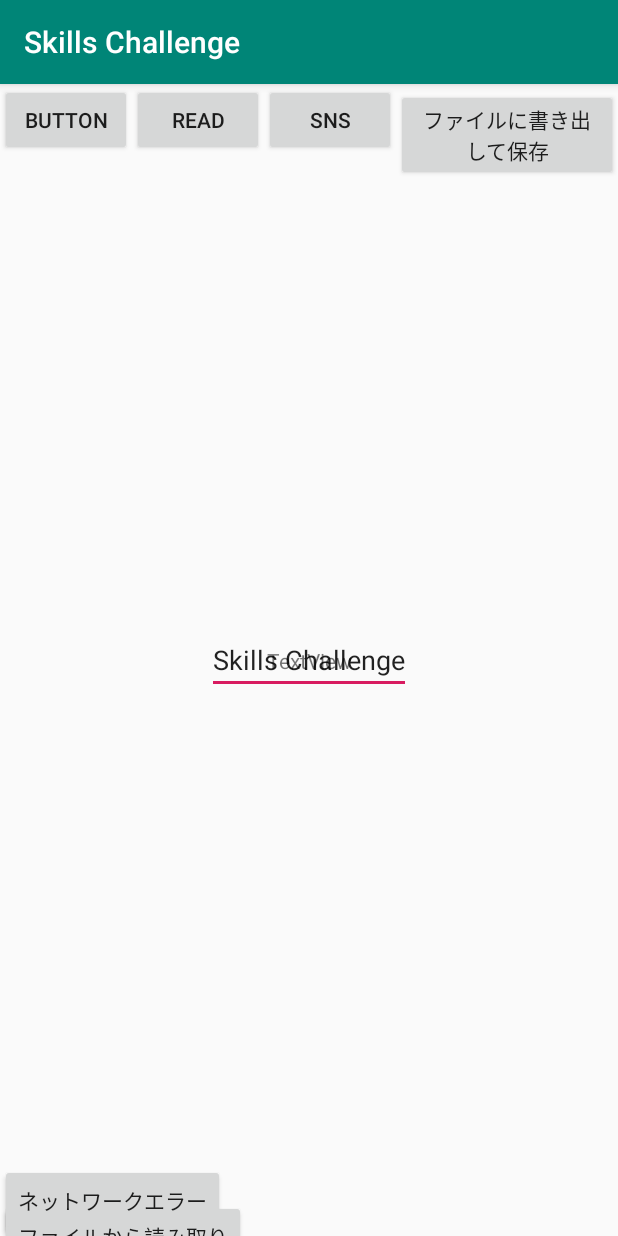
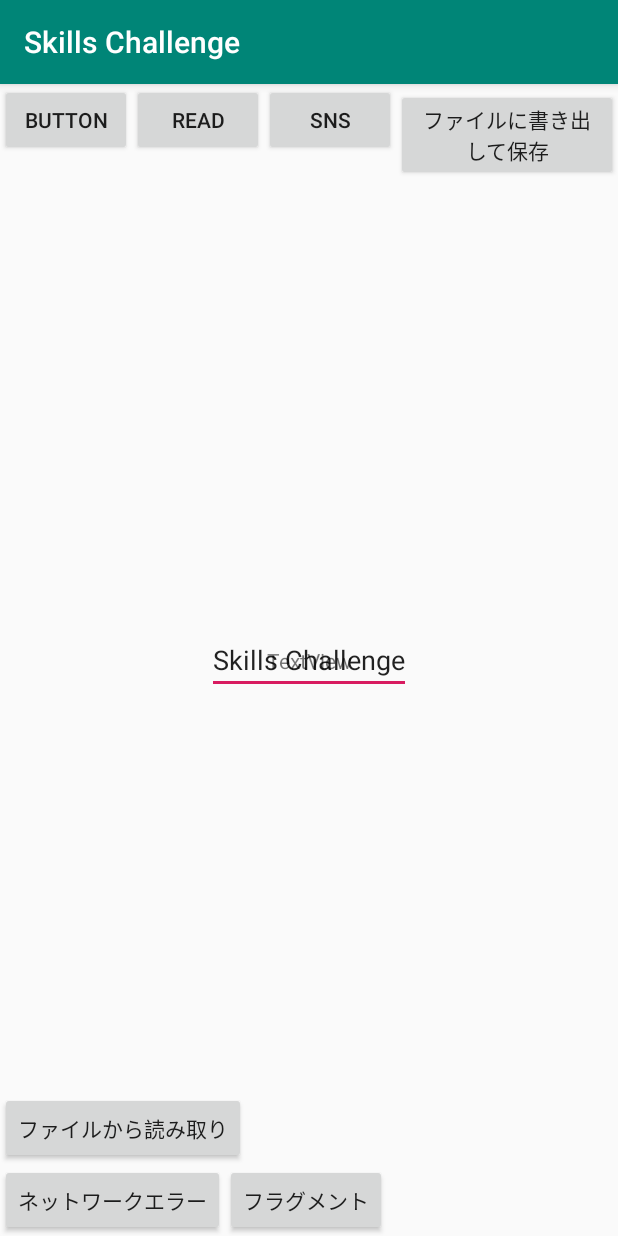
Before and after one commit to kobearen/SkillsChallenge, an Android app: the MainActivity screen opened directly, with no data from a screen before it, on a phone screen of 412 x 824 dp. Run offline under Robolectric (Android 15) with nearby library versions, the phone set to English and light mode, and no system bars.

Commit message:
[update] WebViewで開いているページをChromeでデバッグする

```diff
--- a/app/build.gradle
+++ b/app/build.gradle
@@ -29,6 +29,7 @@ dependencies {
     implementation 'androidx.appcompat:appcompat:1.2.0'
     implementation 'androidx.core:core-ktx:1.3.2'
     implementation 'androidx.constraintlayout:constraintlayout:2.0.4'
+    implementation 'androidx.legacy:legacy-support-v4:1.0.0'
     testImplementation 'junit:junit:4.13.1'
     androidTestImplementation 'androidx.test.ext:junit:1.1.2'
     androidTestImplementation 'androidx.test.espresso:espresso-core:3.3.0'
--- a/app/src/main/java/com/example/skillschallenge/MainActivity.kt
+++ b/app/src/main/java/com/example/skillschallenge/MainActivity.kt
@@ -62,14 +62,19 @@ class MainActivity : AppCompatActivity() {
             }
         }
 
-        // webViewの練習
-        // webView.loadUrl("hhttps://www.google.com/")
-        // loadWebpage()
-        val mBtn = findViewById<Button>(R.id.button)
+        val mBtn = findViewById<Button>(R.id.btn_fragment)
         mBtn.setOnClickListener {
-        // SharedPreferencesの練習
-        // sp.edit().putString("DataString", "sample")
-        // startActivity(share)
+            val webViewFragment = WebViewFragment()
+            val fragmentTransaction = supportFragmentManager.beginTransaction()
+            fragmentTransaction.add(R.id.fragment_container, webViewFragment)
+            fragmentTransaction.commit()
+
+            // SharedPreferencesの練習
+            // sp.edit().putString("DataString", "sample")
+            // startActivity(share)
+            // webViewの練習
+            // webView.loadUrl("hhttps://www.google.com/")
+            // loadWebpage()
         }
 
         val readButton = findViewById<Button>(R.id.readButton)
--- a/app/src/main/res/layout/activity_main.xml
+++ b/app/src/main/res/layout/activity_main.xml
@@ -44,10 +44,8 @@
         android:id="@+id/btnReadFile"
         android:layout_width="wrap_content"
         android:layout_height="wrap_content"
-        app:layout_constraintTop_toBottomOf="@+id/listView"
-        app:layout_constraintBottom_toBottomOf="parent"
+        app:layout_constraintBottom_toTopOf="@+id/btn_network_error"
         app:layout_constraintLeft_toLeftOf="parent"
-
         android:text="ファイルから読み取り" />
 
     <Button
@@ -57,6 +55,14 @@
         app:layout_constraintBottom_toBottomOf="@+id/listView"
         app:layout_constraintLeft_toLeftOf="parent"
         android:text="@string/btn_network_error" />
+
+    <Button
+        android:id="@+id/btn_fragment"
+        android:layout_width="wrap_content"
+        android:layout_height="wrap_content"
+        app:layout_constraintBottom_toBottomOf="@+id/listView"
+        app:layout_constraintLeft_toRightOf="@+id/btn_network_error"
+        android:text="@string/btn_fragment" />
 
     <EditText
         android:id="@+id/editFileSave"
@@ -79,4 +85,15 @@
         app:layout_constraintRight_toRightOf="parent"
         android:text="TextView" />
 
+    <RelativeLayout
+        android:id="@+id/fragment_container"
+        android:layout_width="wrap_content"
+        android:layout_height="wrap_content"
+        app:layout_constraintTop_toTopOf="parent"
+        app:layout_constraintBottom_toBottomOf="parent"
+        app:layout_constraintLeft_toLeftOf="parent"
+        app:layout_constraintRight_toRightOf="parent"
+        android:orientation="horizontal">
+    </RelativeLayout>
+
 </androidx.constraintlayout.widget.ConstraintLayout>
--- a/app/src/main/res/values/strings.xml
+++ b/app/src/main/res/values/strings.xml
@@ -3,4 +3,7 @@
     <string name="saved">保存しました</string>
     <string name="no_text">テキストがありません</string>
     <string name="btn_network_error">ネットワークエラー</string>
+    <string name="btn_fragment">フラグメント</string>
+    <!-- TODO: Remove or change this placeholder text -->
+    <string name="hello_blank_fragment">Hello blank fragment</string>
 </resources>
```
Also changed, not shown: app/src/main/java/com/example/skillschallenge/WebViewFragment.kt (added, +42 -0 lines), app/src/main/res/layout/fragment_web_view.xml (added, +25 -0 lines).
